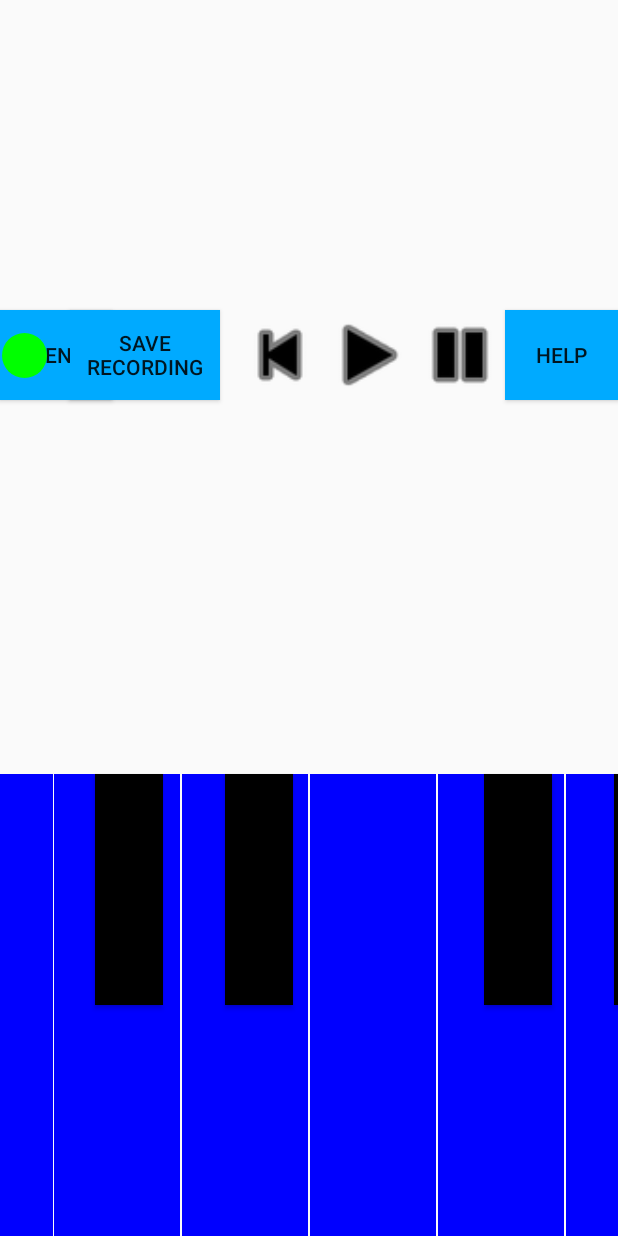
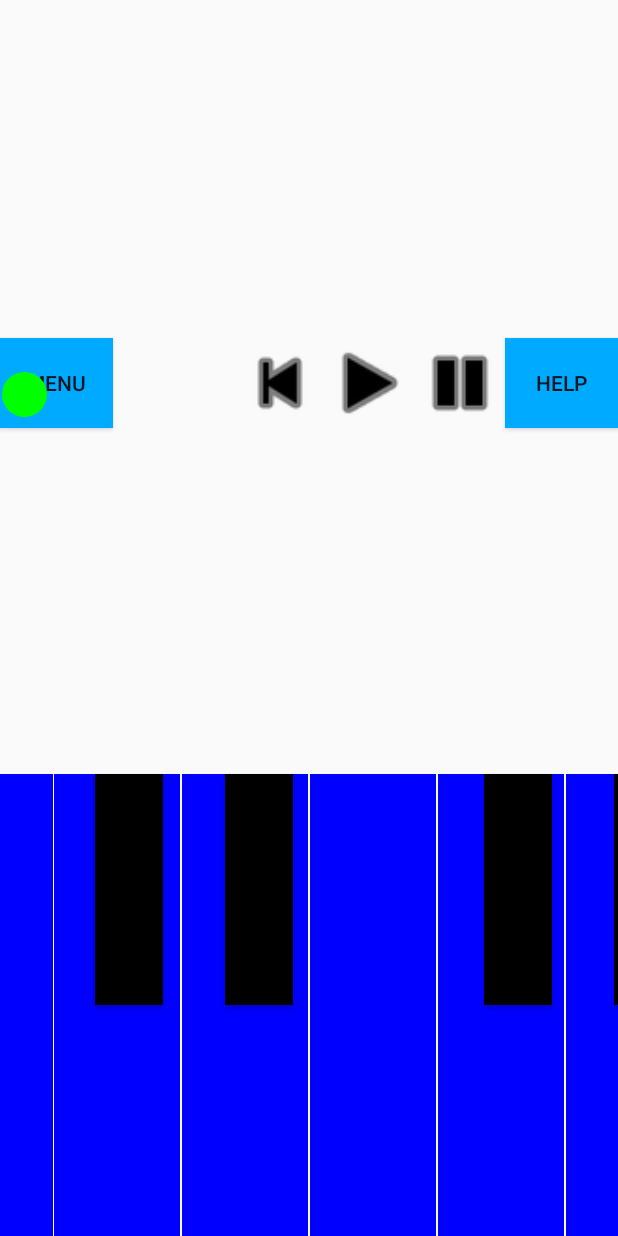
Before and after one commit to rehartri/TapBand, an Android app: the layout activity_main.xml on its own in the app's theme, with its tools: preview values and no code run, on a phone screen of 412 x 824 dp. Run offline under Robolectric (Android 15) with nearby library versions, the phone set to English and light mode, and no system bars.

Commit message:
more constraints

```diff
--- a/app/src/main/res/layout/activity_main.xml
+++ b/app/src/main/res/layout/activity_main.xml
@@ -96,8 +96,8 @@
         android:layout_marginStart="1sp"
         android:layout_marginLeft="1sp"
         android:background="@color/ButtonColor"
+        android:stateListAnimator="@null"
         android:text="@string/none"
-        android:stateListAnimator="@null"
         app:layout_constraintBottom_toBottomOf="parent"
         app:layout_constraintEnd_toStartOf="@+id/A"
         app:layout_constraintStart_toEndOf="@+id/F" />
@@ -166,7 +166,7 @@
         android:id="@+id/Menu"
         android:layout_width="75sp"
         android:layout_height="60sp"
-        android:layout_marginBottom="43sp"
+        android:layout_marginBottom="5dp"
         android:background="@color/MenuButtons"
         android:text="@string/Menu"
         app:layout_constraintBottom_toTopOf="@+id/CLo"
@@ -178,26 +178,12 @@
         android:layout_width="30sp"
         android:layout_height="30sp"
         android:layout_marginTop="15sp"
-        android:layout_marginEnd="15sp"
-        android:layout_marginRight="15sp"
-        android:layout_marginBottom="58sp"
+        android:layout_marginEnd="125dp"
+        android:layout_marginRight="125dp"
+        android:layout_marginBottom="5dp"
         android:background="@drawable/round_button_red"
         android:text="@string/none"
         app:layout_constraintBottom_toTopOf="@+id/F"
-        app:layout_constraintEnd_toStartOf="@+id/SaveRecording"
-        app:layout_constraintTop_toTopOf="parent" />
-
-    <Button
-        android:id="@+id/SaveRecording"
-        android:layout_width="100sp"
-        android:layout_height="60sp"
-        android:layout_marginEnd="10sp"
-        android:layout_marginRight="10sp"
-        android:layout_marginBottom="43sp"
-        android:background="@color/MenuButtons"
-        android:orientation="horizontal"
-        android:text="@string/Save"
-        app:layout_constraintBottom_toTopOf="@+id/G"
         app:layout_constraintEnd_toStartOf="@+id/StartOver"
         app:layout_constraintTop_toTopOf="parent" />
 
@@ -205,7 +191,7 @@
         android:id="@+id/StartOver"
         android:layout_width="60sp"
         android:layout_height="60sp"
-        android:layout_marginBottom="43sp"
+        android:layout_marginBottom="5dp"
         android:background="@android:drawable/ic_media_previous"
         android:backgroundTint="@color/ButtonColor2"
         android:text="@string/none"
@@ -217,7 +203,7 @@
         android:id="@+id/Play"
         android:layout_width="60sp"
         android:layout_height="60sp"
-        android:layout_marginBottom="43sp"
+        android:layout_marginBottom="5dp"
         android:background="@android:drawable/ic_media_play"
         android:backgroundTint="@color/ButtonColor2"
         android:text="@string/none"
@@ -229,7 +215,7 @@
         android:id="@+id/Pause"
         android:layout_width="60sp"
         android:layout_height="60sp"
-        android:layout_marginBottom="43sp"
+        android:layout_marginBottom="5dp"
         android:background="@android:drawable/ic_media_pause"
         android:backgroundTint="@color/ButtonColor2"
         android:text="@string/none"
@@ -241,7 +227,7 @@
         android:id="@+id/Help"
         android:layout_width="75sp"
         android:layout_height="60sp"
-        android:layout_marginBottom="43sp"
+        android:layout_marginBottom="5dp"
         android:background="@color/MenuButtons"
         android:text="@string/Help"
         app:layout_constraintBottom_toTopOf="@+id/CHi"
@@ -256,7 +242,7 @@
         android:layout_marginLeft="15sp"
         android:layout_marginEnd="15sp"
         android:layout_marginRight="15sp"
-        android:layout_marginBottom="43sp"
+        android:layout_marginBottom="5dp"
         android:max="2"
         android:progress="1"
         app:layout_constraintBottom_toTopOf="@+id/CSharp"
```
